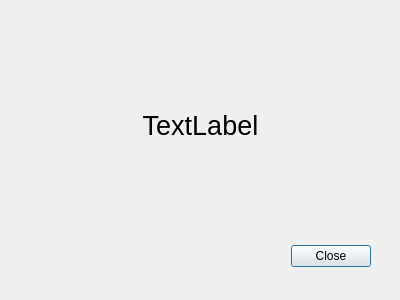
First picture: the form in goldMiner/endgamedialog.ui, repository fatty-belly/QT-goldMiner, before the edit.
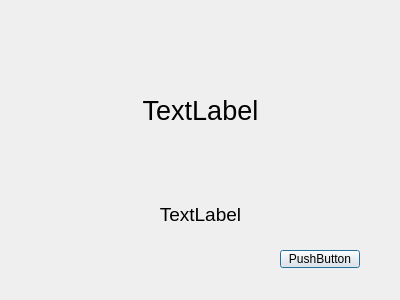
Second picture: the form after the edit.

Patch:
```diff
--- a/goldMiner/endgamedialog.ui
+++ b/goldMiner/endgamedialog.ui
@@ -13,37 +13,52 @@
   <property name="windowTitle">
    <string>Dialog</string>
   </property>
-  <widget class="QDialogButtonBox" name="buttonBox">
-   <property name="geometry">
-    <rect>
-     <x>30</x>
-     <y>240</y>
-     <width>341</width>
-     <height>32</height>
-    </rect>
-   </property>
-   <property name="toolTip">
-    <string>&lt;html&gt;&lt;head/&gt;&lt;body&gt;&lt;p&gt;&lt;br/&gt;&lt;/p&gt;&lt;/body&gt;&lt;/html&gt;</string>
-   </property>
-   <property name="orientation">
-    <enum>Qt::Horizontal</enum>
-   </property>
-   <property name="standardButtons">
-    <set>QDialogButtonBox::Close</set>
-   </property>
-  </widget>
   <widget class="QLabel" name="label">
    <property name="geometry">
     <rect>
+     <x>50</x>
+     <y>40</y>
+     <width>301</width>
+     <height>141</height>
+    </rect>
+   </property>
+   <property name="font">
+    <font>
+     <pointsize>20</pointsize>
+    </font>
+   </property>
+   <property name="text">
+    <string>TextLabel</string>
+   </property>
+   <property name="alignment">
+    <set>Qt::AlignCenter</set>
+   </property>
+  </widget>
+  <widget class="QPushButton" name="pushButton">
+   <property name="geometry">
+    <rect>
+     <x>280</x>
+     <y>250</y>
+     <width>80</width>
+     <height>18</height>
+    </rect>
+   </property>
+   <property name="text">
+    <string>PushButton</string>
+   </property>
+  </widget>
+  <widget class="QLabel" name="bombLabel">
+   <property name="geometry">
+    <rect>
      <x>80</x>
-     <y>70</y>
+     <y>199</y>
      <width>241</width>
-     <height>111</height>
+     <height>31</height>
     </rect>
    </property>
    <property name="font">
     <font>
-     <pointsize>20</pointsize>
+     <pointsize>14</pointsize>
     </font>
    </property>
    <property name="text">
```
Left out of the diff: 35 changed lines with no effect on the pictures.
